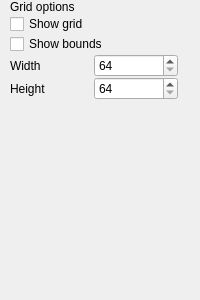
Before: the Qt Designer form ui/GridOptions.ui in Fefedu973/OpenRGBVisualMapPlugin, drawn with Qt 5.
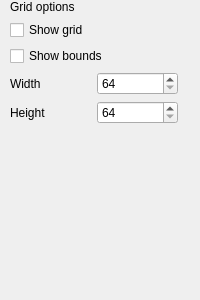
After: the same form once the commit is applied.

Patch:
```diff
--- a/ui/GridOptions.ui
+++ b/ui/GridOptions.ui
@@ -19,47 +19,41 @@
      <x>10</x>
      <y>0</y>
      <width>168</width>
-     <height>218</height>
+     <height>229</height>
     </rect>
    </property>
-   <layout class="QVBoxLayout" name="verticalLayout">
-    <property name="spacing">
-     <number>0</number>
-    </property>
-    <item>
+   <layout class="QGridLayout" name="gridLayout">
+    <item row="0" column="0">
      <widget class="QLabel" name="label">
       <property name="text">
        <string>Grid options</string>
       </property>
      </widget>
     </item>
-    <item>
+    <item row="1" column="0">
      <widget class="QCheckBox" name="grid_checkBox">
       <property name="text">
        <string>Show grid</string>
       </property>
      </widget>
     </item>
-    <item>
+    <item row="2" column="0">
      <widget class="QCheckBox" name="bounds_checkBox">
       <property name="text">
        <string>Show bounds</string>
       </property>
      </widget>
     </item>
-    <item>
-     <layout class="QHBoxLayout" name="horizontalLayout">
-      <property name="spacing">
-       <number>0</number>
-      </property>
-      <item>
+    <item row="3" column="0">
+     <layout class="QGridLayout" name="gridLayout_2">
+      <item row="0" column="0">
        <widget class="QLabel" name="width">
         <property name="text">
          <string>Width</string>
         </property>
        </widget>
       </item>
-      <item>
+      <item row="0" column="1">
        <widget class="QSpinBox" name="w_spinBox">
         <property name="minimum">
          <number>64</number>
@@ -74,19 +68,16 @@
       </item>
      </layout>
     </item>
-    <item>
-     <layout class="QHBoxLayout" name="horizontalLayout_2">
-      <property name="spacing">
-       <number>0</number>
-      </property>
-      <item>
+    <item row="4" column="0">
+     <layout class="QGridLayout" name="gridLayout_3">
+      <item row="0" column="0">
        <widget class="QLabel" name="height">
         <property name="text">
          <string>Height</string>
         </property>
        </widget>
       </item>
-      <item>
+      <item row="0" column="1">
        <widget class="QSpinBox" name="h_spinBox">
         <property name="minimum">
          <number>64</number>
@@ -101,7 +92,7 @@
       </item>
      </layout>
     </item>
-    <item>
+    <item row="5" column="0">
      <spacer name="verticalSpacer">
       <property name="orientation">
        <enum>Qt::Vertical</enum>
```
